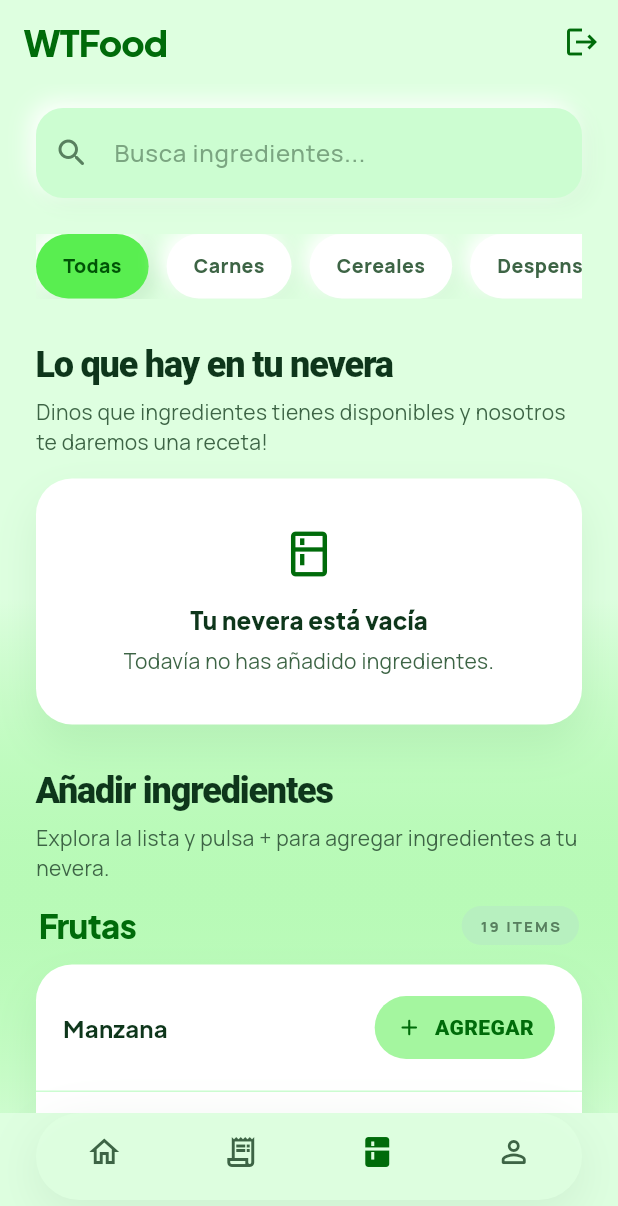
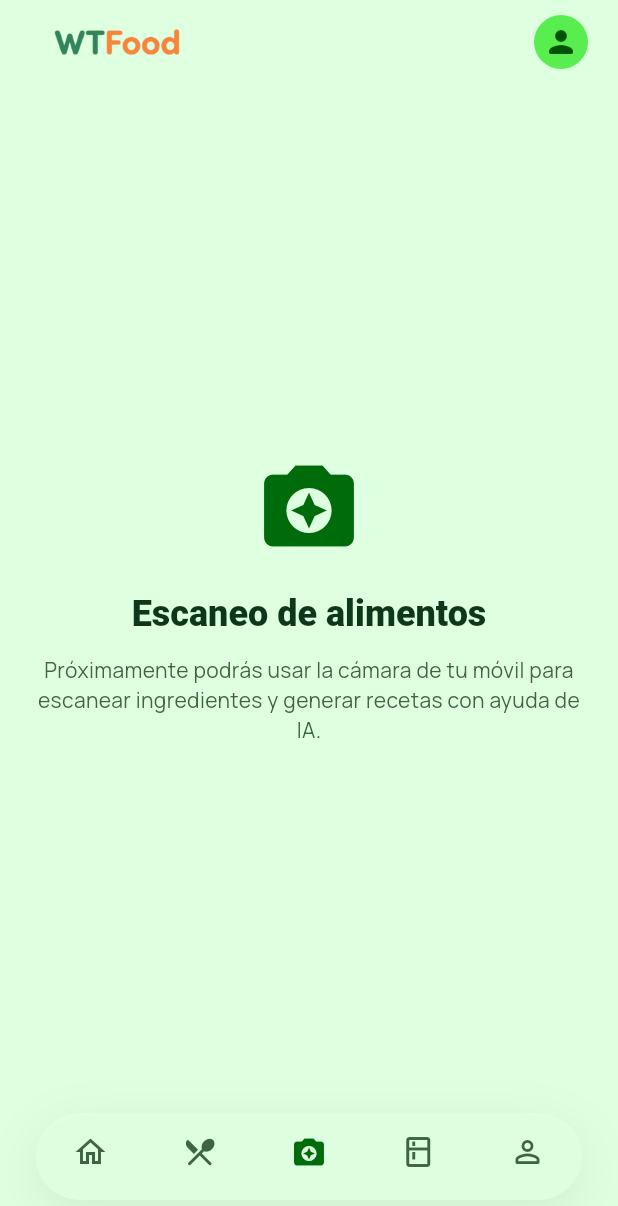
Before and after one commit to benjvm/WTFood, a Flutter app: the screen it shows once a user with an empty profile is signed in, item 3 of the bottom bar chosen, on a phone screen of 412 x 824 dp. Shown: the top 1206 px of the screen. Run offline on Flutter 3.47's test engine with Material 3 defaults, Android fonts, the phone set to English and light mode, and no system bars; our stand-ins replace cached_network_image, cloud_firestore, firebase_auth, firebase_core, google_fonts, image_picker; accounts and stored records are empty; network calls fail.

Commit message:
Se añade el logo, nueva screen para escanear alimentos

```diff
--- a/wtfood_app/lib/screens/auth/register_screen.dart
+++ b/wtfood_app/lib/screens/auth/register_screen.dart
@@ -102,6 +102,12 @@ class _RegisterScreenState extends State<RegisterScreen> {
               child: Column(
                 crossAxisAlignment: CrossAxisAlignment.stretch,
                 children: [
+                  Image.asset(
+                    'assets/images/wtfood_logo.png',
+                    height: 140,
+                    fit: BoxFit.contain,
+                  ),
+                  const SizedBox(height: 20),
                   Text(
                     'Crear cuenta',
                     textAlign: TextAlign.center,
--- a/wtfood_app/lib/screens/main_screen.dart
+++ b/wtfood_app/lib/screens/main_screen.dart
@@ -1,8 +1,11 @@
 import 'package:flutter/material.dart';
+import 'package:provider/provider.dart';
 import 'home/home_screen.dart';
 import 'recipes/recipes_screen.dart';
 import 'fridge/fridge_screen.dart';
+import 'scan/scan_screen.dart';
 import 'profile/profile_screen.dart';
+import 'package:wtfood_app/providers/user_provider.dart';
 import 'package:wtfood_app/services/auth_service.dart';
 
 class MainScreen extends StatefulWidget {
@@ -18,6 +21,7 @@ class _MainScreenState extends State<MainScreen> {
   final List<Widget> _pages = const [
     HomeScreen(),
     RecipesScreen(),
+    ScanScreen(),
     FridgeScreen(),
     ProfileScreen(),
   ];
@@ -48,15 +52,79 @@ class _MainScreenState extends State<MainScreen> {
     }
   }
 
+  void _goToProfile() {
+    setState(() {
+      _currentIndex = 4;
+    });
+  }
+
   @override
   Widget build(BuildContext context) {
+    final user = context.watch<UserProvider>().user;
+    final photoUrl = user?.photoUrl;
+
     return Scaffold(
       appBar: AppBar(
-        title: const Text('WTFood'),
+        titleSpacing: 0,
+        centerTitle: false,
+        title: Image.asset(
+          'assets/images/wtfood_title.png',
+          height: 85,
+          fit: BoxFit.contain,
+        ),
         actions: [
-          IconButton(
-            icon: const Icon(Icons.logout),
-            onPressed: _confirmLogout,
+          PopupMenuButton<_MainMenuAction>(
+            tooltip: 'Menú de usuario',
+            onSelected: (value) {
+              switch (value) {
+                case _MainMenuAction.profile:
+                  _goToProfile();
+                  break;
+                case _MainMenuAction.logout:
+                  _confirmLogout();
+                  break;
+              }
+            },
+            itemBuilder: (context) => const [
+              PopupMenuItem<_MainMenuAction>(
+                value: _MainMenuAction.profile,
+                child: ListTile(
+                  contentPadding: EdgeInsets.zero,
+                  leading: Icon(Icons.person_outline_rounded),
+                  title: Text('Mi perfil'),
+                ),
+              ),
+              PopupMenuItem<_MainMenuAction>(
+                value: _MainMenuAction.logout,
+                child: ListTile(
+                  contentPadding: EdgeInsets.zero,
+                  leading: Icon(Icons.logout),
+                  title: Text('Cerrar sesión'),
+                ),
+              ),
+            ],
+            child: Padding(
+              padding: const EdgeInsets.only(right: 12),
+              child: Row(
+                mainAxisSize: MainAxisSize.min,
+                children: [
+                  CircleAvatar(
+                    radius: 18,
+                    backgroundColor: Theme.of(context).colorScheme.primaryContainer,
+                    backgroundImage: photoUrl != null && photoUrl.isNotEmpty
+                        ? NetworkImage(photoUrl)
+                        : null,
+                    child: photoUrl == null || photoUrl.isEmpty
+                        ? Icon(
+                            Icons.person_rounded,
+                            color: Theme.of(context).colorScheme.onPrimaryContainer,
+                          )
+                        : null,
+                  ),
+                  const SizedBox(width: 8),
+                ],
+              ),
+            ),
           ),
         ],
       ),
@@ -98,9 +166,14 @@ class _MainScreenState extends State<MainScreen> {
                 label: 'Home',
               ),
               BottomNavigationBarItem(
-                icon: Icon(Icons.receipt_long_outlined),
-                activeIcon: Icon(Icons.receipt_long),
+                icon: Icon(Icons.local_dining_rounded),
+                activeIcon: Icon(Icons.local_dining),
                 label: 'Recipes',
+              ),
+              BottomNavigationBarItem(
+                icon: Icon(Icons.enhance_photo_translate_outlined),
+                activeIcon: Icon(Icons.enhance_photo_translate),
+                label: 'Scan',
               ),
               BottomNavigationBarItem(
                 icon: Icon(Icons.kitchen_outlined),
@@ -119,3 +192,8 @@ class _MainScreenState extends State<MainScreen> {
     );
   }
 }
+
+enum _MainMenuAction {
+  profile,
+  logout,
+}
--- /dev/null
+++ b/wtfood_app/lib/screens/scan/scan_screen.dart
@@ -0,0 +1,45 @@
+import 'package:flutter/material.dart';
+
+class ScanScreen extends StatelessWidget {
+  const ScanScreen({super.key});
+
+  @override
+  Widget build(BuildContext context) {
+    final colorScheme = Theme.of(context).colorScheme;
+
+    return SafeArea(
+      child: Center(
+        child: Padding(
+          padding: const EdgeInsets.all(24),
+          child: Column(
+            mainAxisSize: MainAxisSize.min,
+            children: [
+              Icon(
+                Icons.enhance_photo_translate,
+                size: 72,
+                color: colorScheme.primary,
+              ),
+              const SizedBox(height: 20),
+              Text(
+                'Escaneo de alimentos',
+                textAlign: TextAlign.center,
+                style: Theme.of(context).textTheme.headlineSmall?.copyWith(
+                      fontWeight: FontWeight.w800,
+                    ),
+              ),
+              const SizedBox(height: 12),
+              Text(
+                'Próximamente podrás usar la cámara de tu móvil para escanear ingredientes y generar recetas con ayuda de IA.',
+                textAlign: TextAlign.center,
+                style: Theme.of(context).textTheme.bodyMedium?.copyWith(
+                      color: colorScheme.onSurfaceVariant,
+                      height: 1.4,
+                    ),
+              ),
+            ],
+          ),
+        ),
+      ),
+    );
+  }
+}
--- a/wtfood_app/pubspec.yaml
+++ b/wtfood_app/pubspec.yaml
@@ -28,3 +28,5 @@ flutter:
   uses-material-design: true
   assets:
     - assets/json/ingredientes.json
+    - assets/images/wtfood_logo.png
+    - assets/images/wtfood_title.png
```
Also changed, not shown: wtfood_app/lib/screens/auth/login_screen.dart (+5 -5 lines), wtfood_app/assets/images/wtfood_logo.png (added), wtfood_app/assets/images/wtfood_title.png (added).
